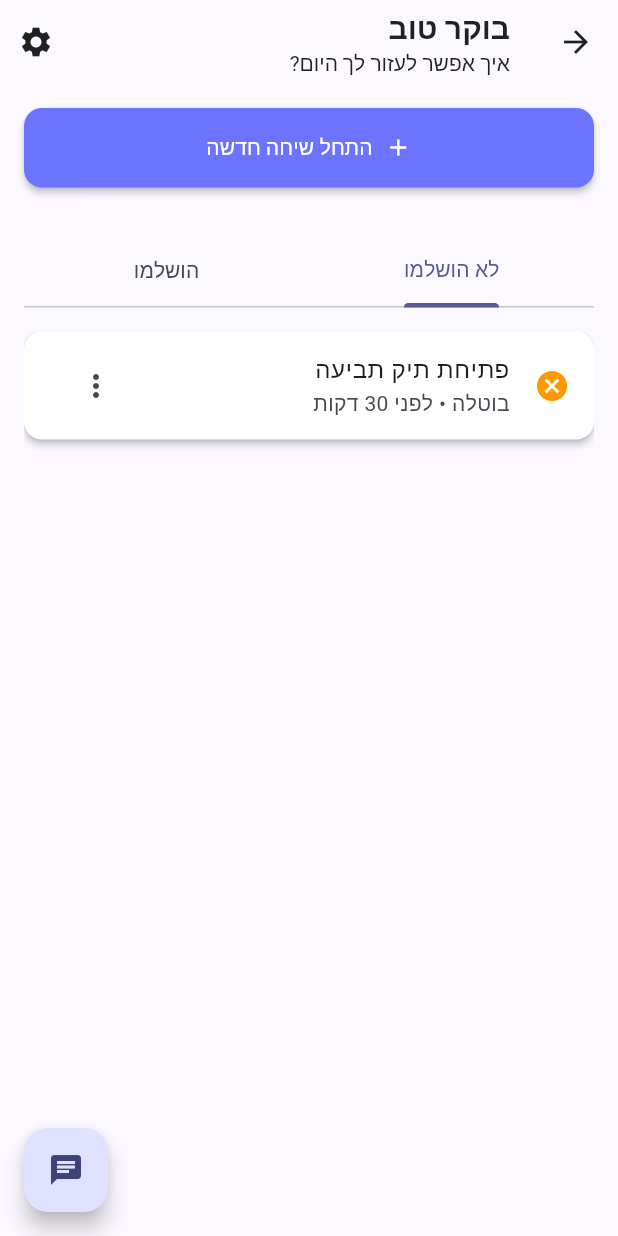
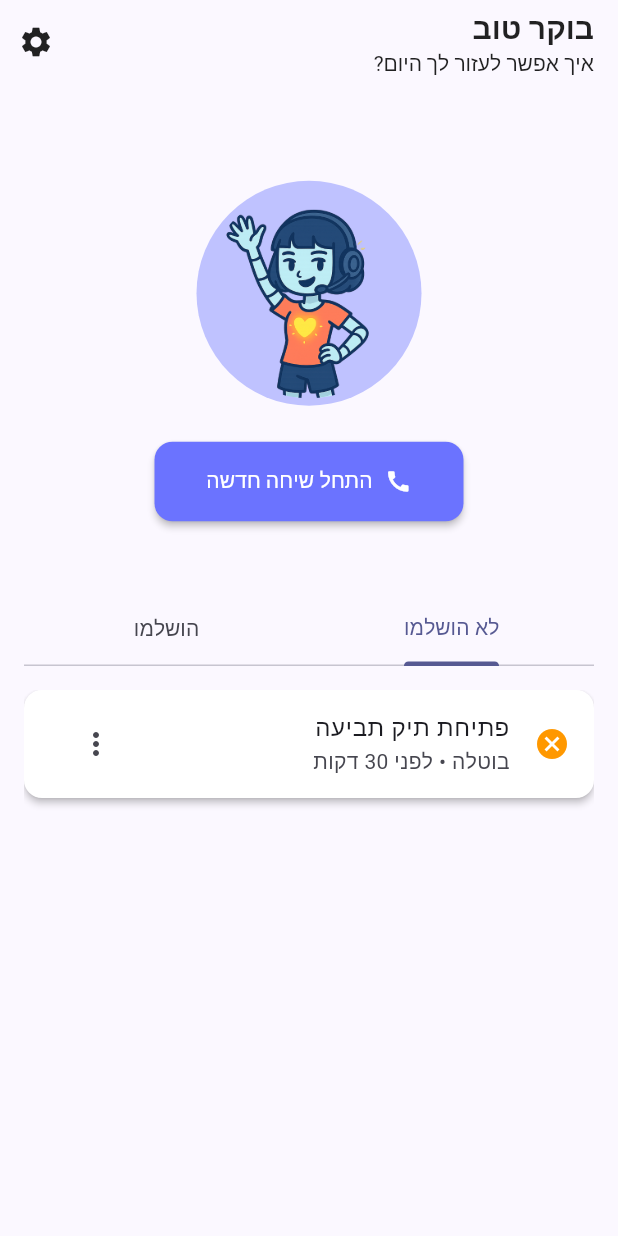
Before and after one commit to michalyashpe/tina, a Flutter app: the screen it shows after launch, on a phone screen of 412 x 824 dp. Run offline on Flutter 3.47's test engine with Material 3 defaults, Android fonts, the light colour scheme and no system bars; accounts and stored records are empty.

Commit message:
homepage - new conversation state design

```diff
--- a/lib/features/home/home_screen.dart
+++ b/lib/features/home/home_screen.dart
@@ -35,8 +35,11 @@ class _HomeScreenState extends State<HomeScreen> with TickerProviderStateMixin {
 
   @override
   Widget build(BuildContext context) {
-    return Scaffold(
+    return PopScope(
+      canPop: false,
+      child: Scaffold(
         appBar: AppBar(
+          automaticallyImplyLeading: false,
           title: Column(
             crossAxisAlignment: CrossAxisAlignment.start,
             children: [
@@ -61,10 +64,16 @@ class _HomeScreenState extends State<HomeScreen> with TickerProviderStateMixin {
               return const Center(child: CircularProgressIndicator());
             }
 
-          return SingleChildScrollView(
+            return Padding(
               padding: const EdgeInsets.all(16),
               child: Column(
                 crossAxisAlignment: CrossAxisAlignment.start,
+                children: [
+                  // Upper half - Active conversation and new call button
+                  SizedBox(
+                    height: MediaQuery.of(context).size.height * 0.5 - kToolbarHeight - MediaQuery.of(context).padding.top - 32,
+                    child: Column(
+                      mainAxisAlignment: MainAxisAlignment.center,
                       children: [
                         // Active conversation card
                         ValueListenableBuilder(
@@ -83,22 +92,55 @@ class _HomeScreenState extends State<HomeScreen> with TickerProviderStateMixin {
                           },
                         ),
 
-                // New conversation button
-                SizedBox(
-                  width: double.infinity,
+                        // New conversation section with Tina image
+                        if (_controller.activeConversation.value == null)
+                          Column(
+                            children: [
+                              // Tina calling image - focused on face and hands
+                              Container(
+                                width: 150,
+                                height: 150,
+                                padding: const EdgeInsets.all(5),
+                                decoration: BoxDecoration(
+                                  color: Theme.of(context).colorScheme.inversePrimary,
+                                  borderRadius: BorderRadius.circular(75),
+                                ),
+                                child: ClipRRect(
+                                  borderRadius: BorderRadius.circular(75),
+                                  child: Image.asset(
+                                    'assets/images/tina/calling you.png',
+                                    fit: BoxFit.cover,
+                                    alignment: const Alignment(0, -0.8), // Focus on upper part (face/hands)
+                                  ),
+                                ),
+                              ),
+
+                              const SizedBox(height: 24),
+
+                              // New conversation button - centered with call icon
+                              Center(
+                                child: SizedBox(
+                                  width: MediaQuery.of(context).size.width * 0.5,
                                   child: ElevatedButton.icon(
                                     onPressed: () => Navigator.pushNamed(context, AppRouter.conversation),
-                    icon: const Icon(Icons.add),
+                                    icon: const Icon(Icons.call),
                                     label: const Text('התחל שיחה חדשה'),
                                     style: ElevatedButton.styleFrom(
                                       padding: const EdgeInsets.symmetric(vertical: 16),
                                     ),
                                   ),
                                 ),
+                              ),
+                            ],
+                          ),
+                      ],
+                    ),
+                  ),
 
-                const SizedBox(height: 32),
-
-                // Conversations tabs
+                  // Lower half - Conversations tabs
+                  Expanded(
+                    child: Column(
+                      children: [
                         TabBar(
                           controller: _tabController,
                           tabs: const [
@@ -109,8 +151,7 @@ class _HomeScreenState extends State<HomeScreen> with TickerProviderStateMixin {
 
                         const SizedBox(height: 16),
 
-                SizedBox(
-                  height: 400,
+                        Expanded(
                           child: TabBarView(
                             controller: _tabController,
                             children: [
@@ -121,12 +162,12 @@ class _HomeScreenState extends State<HomeScreen> with TickerProviderStateMixin {
                         ),
                       ],
                     ),
+                  ),
+                ],
+              ),
             );
           },
         ),
-      floatingActionButton: FloatingActionButton(
-        onPressed: () => Navigator.pushNamed(context, AppRouter.conversation),
-        child: const Icon(Icons.chat),
       ),
     );
   }
```
Lines whose indentation alone changed are shown as unchanged.
